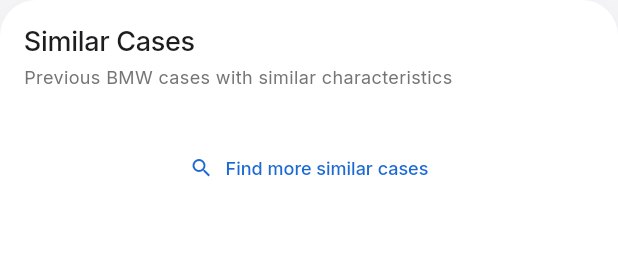
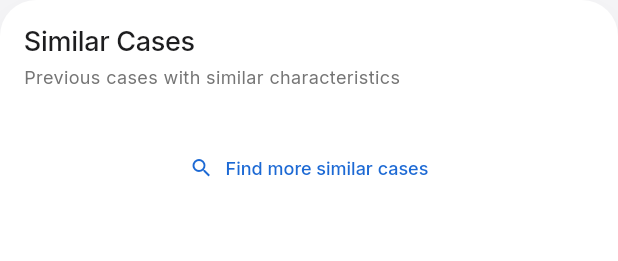
Before and after one commit to gaianardella/bmw_legal_assistant, a Flutter app: the SimilarCasesCard widget shown alone on an empty page, opened directly with empty values, on a phone screen of 412 x 824 dp. Shown: the top 261 px of the screen. Run offline on Flutter 3.47's test engine with Material 3 defaults, Android fonts, the phone set to English and light mode, and no system bars; our stand-ins replace dio, file_picker, flutter_dotenv, flutter_riverpod, google_fonts, syncfusion_flutter_charts; missing offline and left inert: claude_dart_flutter.

Commit message:
Improve prompt

```diff
--- a/lib/core/api/ai_service.dart
+++ b/lib/core/api/ai_service.dart
@@ -68,8 +68,7 @@
   * "litigate": recommend proceeding to trial
   * "further_investigation": recommend gathering more evidence before deciding
 - recommended_strategies: array of string strategies to win the case based on what claimes were used on the similar_cases
-- similar_cases: array of objects, each with: id, title, description, type, filing_date, outcome, similarity_score
-
+- similar_cases: array of objects, each with: id, title, description, type, filing_date, outcome, similarity_score. Prioritize finding similar BMW cases first. If not enough relevant BMW cases are found, you may include cases from other automotive companies or industrial sector that are relevant to the described situation.
 Provide reasoning for the litigation recommendation based on:
 - Overall risk score
 - Potential financial impact
--- a/lib/features/app_shell.dart
+++ b/lib/features/app_shell.dart
@@ -163,7 +163,7 @@
           const SizedBox(width: 24),
           Expanded(
             child: Text(
-              isSmallScreen ? 'BMW Legal' : 'BMW Group Legal Assistant',
+              isSmallScreen ? 'BMW CaseDrive' : 'BMW CaseDrive',
               style: TextStyle(
                 fontSize: isMobile ? 20 : 18,  // Font size aumentato su mobile
                 fontWeight: FontWeight.w500,
--- a/lib/features/case_analysis/widgets/similar_cases_card.dart
+++ b/lib/features/case_analysis/widgets/similar_cases_card.dart
@@ -87,7 +87,7 @@
                 ),
                 const SizedBox(height: 4),
                 Text(
-                  'Previous BMW cases with similar characteristics',
+                  'Previous cases with similar characteristics',
                   style: Theme.of(context).textTheme.bodyMedium?.copyWith(
                     color: Colors.grey[600],
                     fontSize: isMobile ? 12 : null, // Ridotto font su mobile
```
